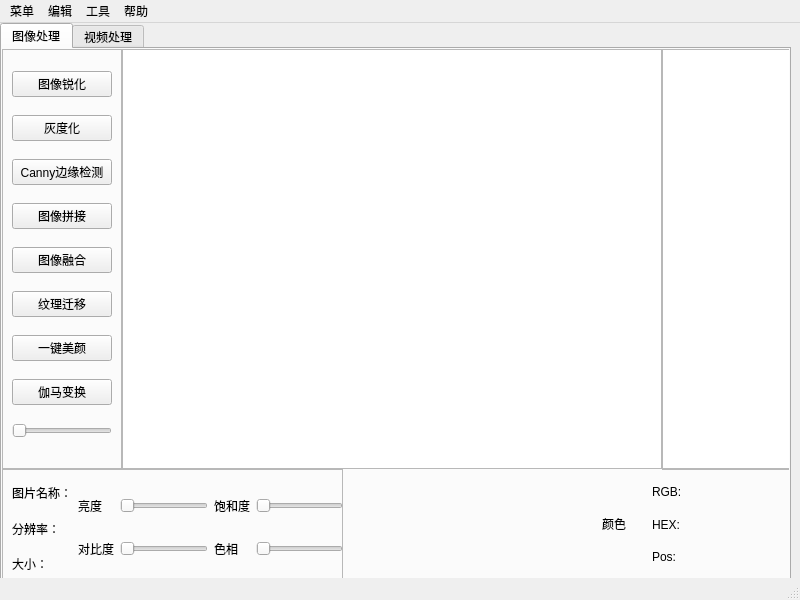
Before: the Qt Designer form mainwindow.ui in g64-cmd/Qt_Image_Processor, drawn with Qt 5.
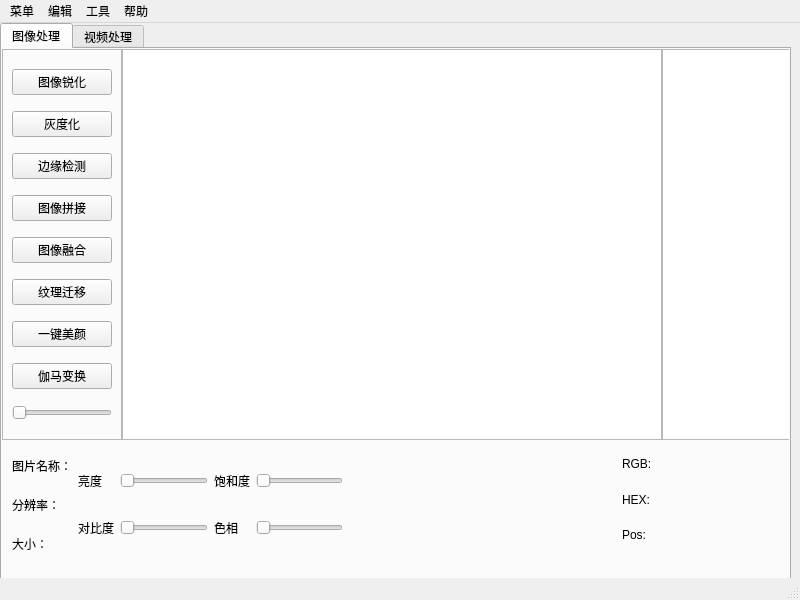
After: the same form once the commit is applied. Custom widgets are drawn as their Qt base class.

What changed in the file:
```diff
--- a/mainwindow.ui
+++ b/mainwindow.ui
@@ -36,7 +36,7 @@
         <x>0</x>
         <y>0</y>
         <width>120</width>
-        <height>420</height>
+        <height>391</height>
        </rect>
       </property>
       <property name="frameShape">
@@ -63,7 +63,7 @@
        <item>
         <widget class="QPushButton" name="cannyButton">
          <property name="text">
-          <string>Canny边缘检测</string>
+          <string>边缘检测</string>
          </property>
         </widget>
        </item>
@@ -117,7 +117,7 @@
         <x>660</x>
         <y>0</y>
         <width>131</width>
-        <height>421</height>
+        <height>391</height>
        </rect>
       </property>
       <property name="frameShape">
@@ -131,34 +131,85 @@
         <rect>
          <x>0</x>
          <y>0</y>
-         <width>130</width>
-         <height>420</height>
+         <width>131</width>
+         <height>391</height>
         </rect>
        </property>
       </widget>
      </widget>
-     <widget class="QFrame" name="imageAttributesPanel">
+     <widget class="DroppableGraphicsView" name="graphicsView">
       <property name="geometry">
        <rect>
-        <x>0</x>
-        <y>420</y>
-        <width>341</width>
+        <x>120</x>
+        <y>0</y>
+        <width>540</width>
+        <height>391</height>
+       </rect>
+      </property>
+     </widget>
+     <widget class="HistogramWidget" name="histogramWidget" native="true">
+      <property name="geometry">
+       <rect>
+        <x>350</x>
+        <y>400</y>
+        <width>221</width>
         <height>111</height>
        </rect>
       </property>
-      <property name="frameShape">
-       <enum>QFrame::Shape::StyledPanel</enum>
+     </widget>
+     <widget class="QLabel" name="colorSwatchLabel">
+      <property name="geometry">
+       <rect>
+        <x>580</x>
+        <y>440</y>
+        <width>31</width>
+        <height>30</height>
+       </rect>
       </property>
-      <property name="frameShadow">
-       <enum>QFrame::Shadow::Raised</enum>
+      <property name="text">
+       <string/>
       </property>
+     </widget>
       <widget class="QWidget" name="layoutWidget">
+      <property name="geometry">
+       <rect>
+        <x>620</x>
+        <y>400</y>
+        <width>161</width>
+        <height>101</height>
+       </rect>
+      </property>
+      <layout class="QVBoxLayout" name="verticalLayout_3">
+       <item>
+        <widget class="QLabel" name="colorRgbLabel">
+         <property name="text">
+          <string>RGB:</string>
+         </property>
+        </widget>
+       </item>
+       <item>
+        <widget class="QLabel" name="colorHexLabel">
+         <property name="text">
+          <string>HEX:</string>
+         </property>
+        </widget>
+       </item>
+       <item>
+        <widget class="QLabel" name="colorPosLabel">
+         <property name="text">
+          <string>Pos:</string>
+         </property>
+        </widget>
+       </item>
+      </layout>
+     </widget>
+     <widget class="QWidget" name="layoutWidget_2">
        <property name="geometry">
         <rect>
          <x>10</x>
-         <y>9</y>
+        <y>400</y>
          <width>331</width>
-         <height>101</height>
+        <height>111</height>
         </rect>
        </property>
        <layout class="QHBoxLayout" name="horizontalLayout">
@@ -246,73 +297,6 @@
            </widget>
           </item>
          </layout>
-        </item>
-       </layout>
-      </widget>
-     </widget>
-     <widget class="DroppableGraphicsView" name="graphicsView">
-      <property name="geometry">
-       <rect>
-        <x>120</x>
-        <y>0</y>
-        <width>540</width>
-        <height>420</height>
-       </rect>
-      </property>
-     </widget>
-     <widget class="HistogramWidget" name="histogramWidget" native="true">
-      <property name="geometry">
-       <rect>
-        <x>362</x>
-        <y>431</y>
-        <width>221</width>
-        <height>99</height>
-       </rect>
-      </property>
-     </widget>
-     <widget class="QLabel" name="colorSwatchLabel">
-      <property name="geometry">
-       <rect>
-        <x>600</x>
-        <y>460</y>
-        <width>30</width>
-        <height>30</height>
-       </rect>
-      </property>
-      <property name="text">
-       <string>颜色</string>
-      </property>
-     </widget>
-     <widget class="QWidget" name="layoutWidget">
-      <property name="geometry">
-       <rect>
-        <x>650</x>
-        <y>430</y>
-        <width>131</width>
-        <height>91</height>
-       </rect>
-      </property>
-      <layout class="QVBoxLayout" name="verticalLayout_3">
-       <item>
-        <widget class="QLabel" name="colorRgbLabel">
-         <property name="text">
-          <string>RGB:</string>
-         </property>
-        </widget>
-       </item>
-       <item>
-        <widget class="QLabel" name="colorHexLabel">
-         <property name="text">
-          <string>HEX:</string>
-         </property>
-        </widget>
-       </item>
-       <item>
-        <widget class="QLabel" name="colorPosLabel">
-         <property name="text">
-          <string>Pos:</string>
-         </property>
-        </widget>
        </item>
       </layout>
      </widget>
```
Lines whose indentation alone changed are shown as unchanged.
